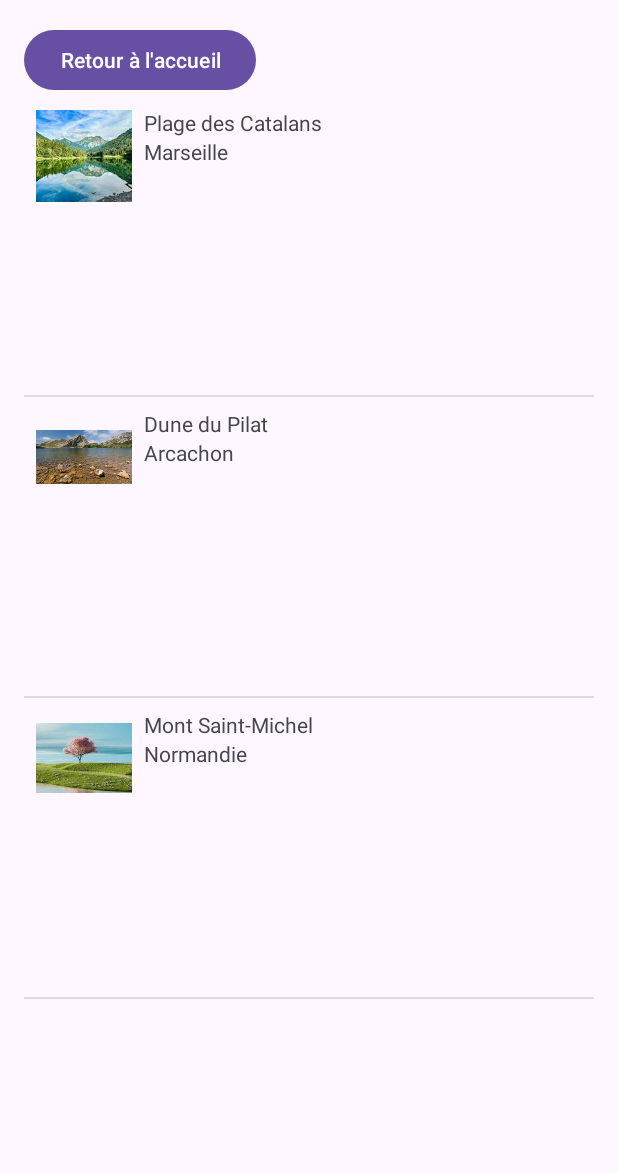
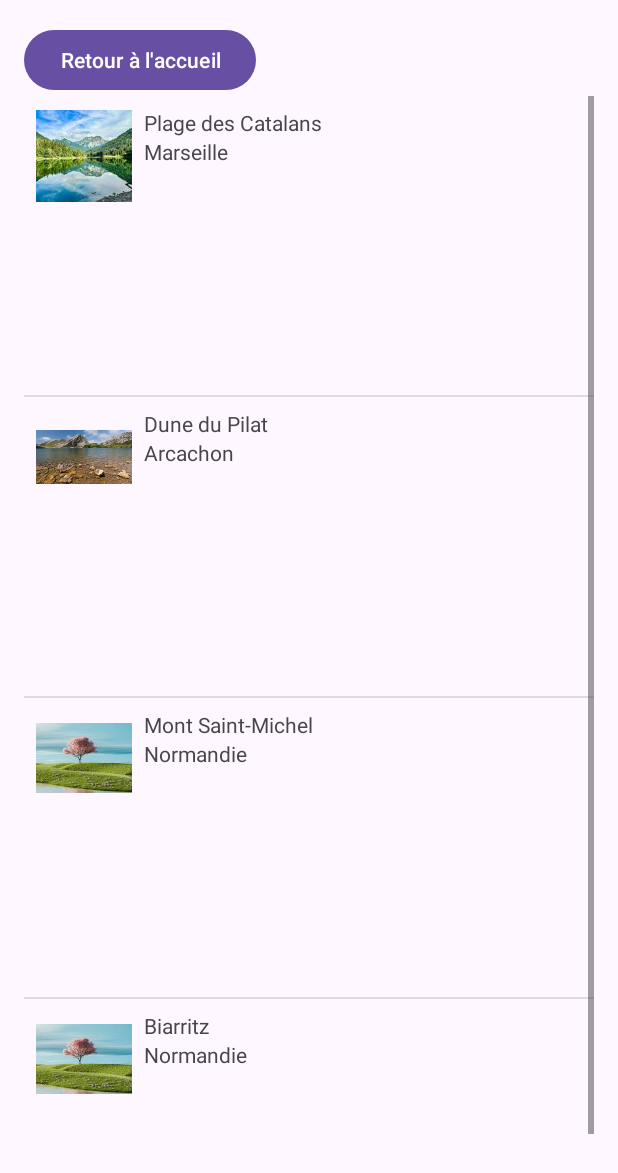
Before and after one commit to Elo-S38/SurfSpots, an Android app: the screen it shows after launch (SpotsActivity), after a tap on "Voir les spots", on a phone screen of 412 x 824 dp. Shown: the top 1173 px of the screen. Run offline under Robolectric (Android 15) with nearby library versions, the phone set to English and light mode, and no system bars.

Commit message:
Parsing + Music

```diff
--- /dev/null
+++ b/app/src/main/java/com/example/surfspots/JsonUtils.kt
@@ -0,0 +1,21 @@
+package com.example.surfspots
+
+import android.content.Context
+import org.json.JSONObject
+import java.io.IOException
+import java.nio.charset.Charset
+
+fun lireJsonDepuisRaw(context: Context, resourceId: Int): JSONObject? {
+    return try {
+        val inputStream = context.resources.openRawResource(resourceId)
+        val size = inputStream.available()
+        val buffer = ByteArray(size)
+        inputStream.read(buffer)
+        inputStream.close()
+        val jsonString = String(buffer, Charset.forName("UTF-8"))
+        JSONObject(jsonString)
+    } catch (e: IOException) {
+        e.printStackTrace()
+        null
+    }
+}
--- a/app/src/main/java/com/example/surfspots/MainActivity.kt
+++ b/app/src/main/java/com/example/surfspots/MainActivity.kt
@@ -1,52 +1,50 @@
 package com.example.surfspotsxml
 
 import android.content.Intent
+import android.media.MediaPlayer
 import android.os.Bundle
 import android.widget.Button
-import android.widget.Toast
 import androidx.appcompat.app.AppCompatActivity
 import com.example.surfspots.R
 
 class MainActivity : AppCompatActivity() {
+
+    private lateinit var mediaPlayer: MediaPlayer
+
     override fun onCreate(savedInstanceState: Bundle?) {
         super.onCreate(savedInstanceState)
         setContentView(R.layout.activity_main)
 
+        // 🎵 Initialise la musique
+        mediaPlayer = MediaPlayer.create(this, R.raw.surfmusic)
+        mediaPlayer.isLooping = true // la musique tourne en boucle
+        mediaPlayer.start()
+
         val button = findViewById<Button>(R.id.buttonVoirSpots)
-        //Toast.makeText(this, "Clic détecté !", Toast.LENGTH_LONG).show()
-        //println("🧪 Bouton trouvé ? ${button != null}") // test
         button.setOnClickListener {
-            // Test du clic
-            //Toast.makeText(this, "Clic détecté !", Toast.LENGTH_SHORT).show()
+            // ⛔ Arrête la musique quand on quitte la page d’accueil
+            if (::mediaPlayer.isInitialized && mediaPlayer.isPlaying) {
+                mediaPlayer.stop()
+                mediaPlayer.release()
+            }
+
             val intent = Intent(this, SpotsActivity::class.java)
             startActivity(intent)
         }
     }
 
-    //test cycle de vie de l'appli (a voir dans Logcat)
-    override fun onStart() {
-        super.onStart()
-        println("🟢 onStart appelé")
+    override fun onDestroy() {
+        super.onDestroy()
+        // Nettoyage final au cas où
+        if (::mediaPlayer.isInitialized && mediaPlayer.isPlaying) {
+            mediaPlayer.stop()
+            mediaPlayer.release()
+        }
     }
 
-    override fun onResume() {
-        super.onResume()
-        println("✅ onResume appelé")
-    }
-
-    override fun onPause() {
-        super.onPause()
-        println("⏸️ onPause appelé")
-    }
-
-    override fun onStop() {
-        super.onStop()
-        println("⏹️ onStop appelé")
-    }
-
-    override fun onDestroy() {
-        super.onDestroy()
-        println("❌ onDestroy appelé")
-    }
-
+    // Cycle de vie : pour debug Logcat
+    override fun onStart() { super.onStart(); println("🟢 onStart appelé") }
+    override fun onResume() { super.onResume(); println("✅ onResume appelé") }
+    override fun onPause() { super.onPause(); println("⏸️ onPause appelé") }
+    override fun onStop() { super.onStop(); println("⏹️ onStop appelé") }
 }
--- a/app/src/main/java/com/example/surfspots/SpotsActivity.kt
+++ b/app/src/main/java/com/example/surfspots/SpotsActivity.kt
@@ -4,36 +4,45 @@ import android.content.Intent
 import android.os.Bundle
 import android.widget.Button
 import android.widget.ListView
-import android.widget.Toast
 import androidx.appcompat.app.AppCompatActivity
 import com.example.surfspots.R
 import com.example.surfspots.Spot
 
+import com.example.surfspots.lireJsonDepuisRaw
+import org.json.JSONArray
 
 class SpotsActivity : AppCompatActivity() {
     override fun onCreate(savedInstanceState: Bundle?) {
         super.onCreate(savedInstanceState)
         setContentView(R.layout.activity_spots)
 
-       // Toast.makeText(this, "Page des spots affichée", Toast.LENGTH_SHORT).show()
-
         val buttonRetour = findViewById<Button>(R.id.buttonRetourAccueil)
-        buttonRetour.setOnClickListener {
-            finish() // Retour à l'accueil
-        }
+        buttonRetour.setOnClickListener { finish() }
 
         val listView: ListView = findViewById(R.id.listView)
 
-        val spots = listOf(
-            Spot("Plage des Catalans", "Marseille", R.drawable.plage_catalans, "Beach Break"),
-            Spot("Dune du Pilat", "Arcachon", R.drawable.dune_pilat, "Sand Break"),
-            Spot("Mont Saint-Michel", "Normandie", R.drawable.mont_saint_michel, "Tidal Break")
-        )
+        val spots = mutableListOf<Spot>()
+
+        // 📥 On charge le JSON depuis res/raw/spots.json
+        val json = lireJsonDepuisRaw(this, R.raw.spots)
+        val spotsArray: JSONArray = json?.getJSONArray("spots") ?: JSONArray()
+
+        for (i in 0 until spotsArray.length()) {
+            val item = spotsArray.getJSONObject(i)
+            val name = item.getString("name")
+            val location = item.getString("location")
+            val surfBreak = item.getString("surfBreak")
+
+            // 🖼️ On récupère l’image par son nom dans drawable
+            val imageResId = resources.getIdentifier(item.getString("image"), "drawable", packageName)
+
+            val spot = Spot(name, location, imageResId, surfBreak)
+            spots.add(spot)
+        }
 
         val adapter = SpotAdapter(this, spots)
         listView.adapter = adapter
 
-        // ✅ Clic sur un spot → passe l'objet Spot (Parcelable) à l'activité de détail
         listView.setOnItemClickListener { _, _, position, _ ->
             val spot = spots[position]
             val intent = Intent(this, SpotDetailActivity::class.java)
```
Also changed, not shown: app/src/main/res/raw/spots.json (added, +28 -0 lines), 1 other file.
